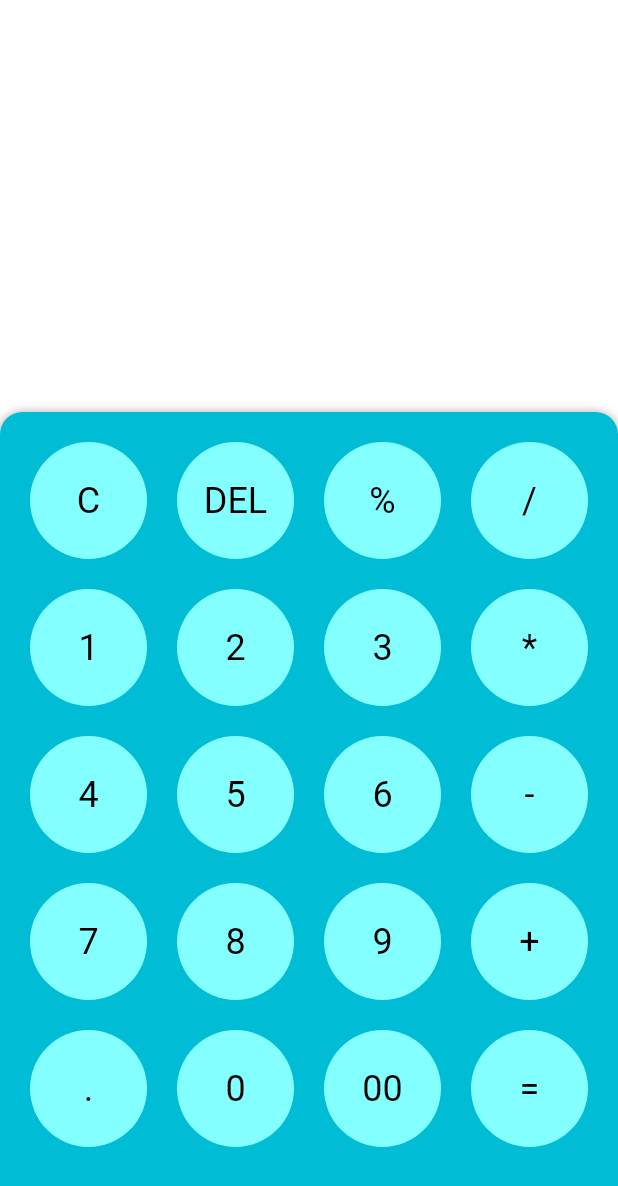
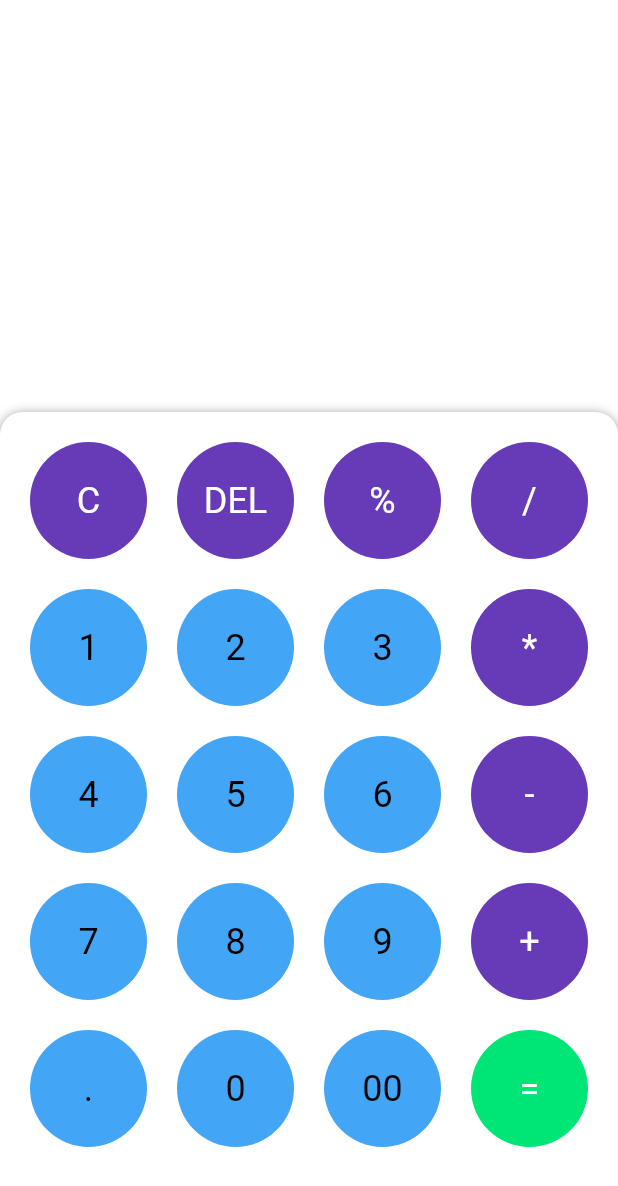
Before and after one commit to iamsurajdev/flutter-calculator, a Flutter app: the screen it shows after launch, on a phone screen of 412 x 824 dp. Shown: the top 1186 px of the screen. Run offline on Flutter 3.47's test engine with Material 2 defaults, Android fonts, the phone set to English and light mode, and no system bars.

Commit message:
add conditional styling

```diff
--- a/lib/main.dart
+++ b/lib/main.dart
@@ -39,7 +39,7 @@ class Calculator extends StatelessWidget {
               padding: EdgeInsets.all(10),
               decoration: BoxDecoration(
                 borderRadius: BorderRadius.vertical(top: Radius.circular(15.0)),
-                color: Colors.cyan,
+                color: Colors.white,
                 boxShadow: [
                   BoxShadow(
                     color: Colors.grey,
@@ -53,10 +53,23 @@ class Calculator extends StatelessWidget {
                 gridDelegate: SliverGridDelegateWithFixedCrossAxisCount(
                     crossAxisCount: 4),
                 itemBuilder: (BuildContext context, int index) {
+                  if (StaticData.buttonsData.length - 1 == index) {
+                    return Button(
+                      buttonText: StaticData.buttonsData[index],
+                      textColor: Colors.white,
+                      backgroundColor: Colors.greenAccent[400],
+                    );
+                  }
                   return Button(
-                    backgroundColor: Colors.cyanAccent[100],
                     buttonText: StaticData.buttonsData[index],
-                    textColor: Colors.black,
+                    textColor:
+                        StaticData.isOperator(StaticData.buttonsData[index])
+                            ? Colors.white
+                            : Colors.black,
+                    backgroundColor:
+                        StaticData.isOperator(StaticData.buttonsData[index])
+                            ? Colors.deepPurple
+                            : Colors.blue[400],
                   );
                 },
               ),
```
